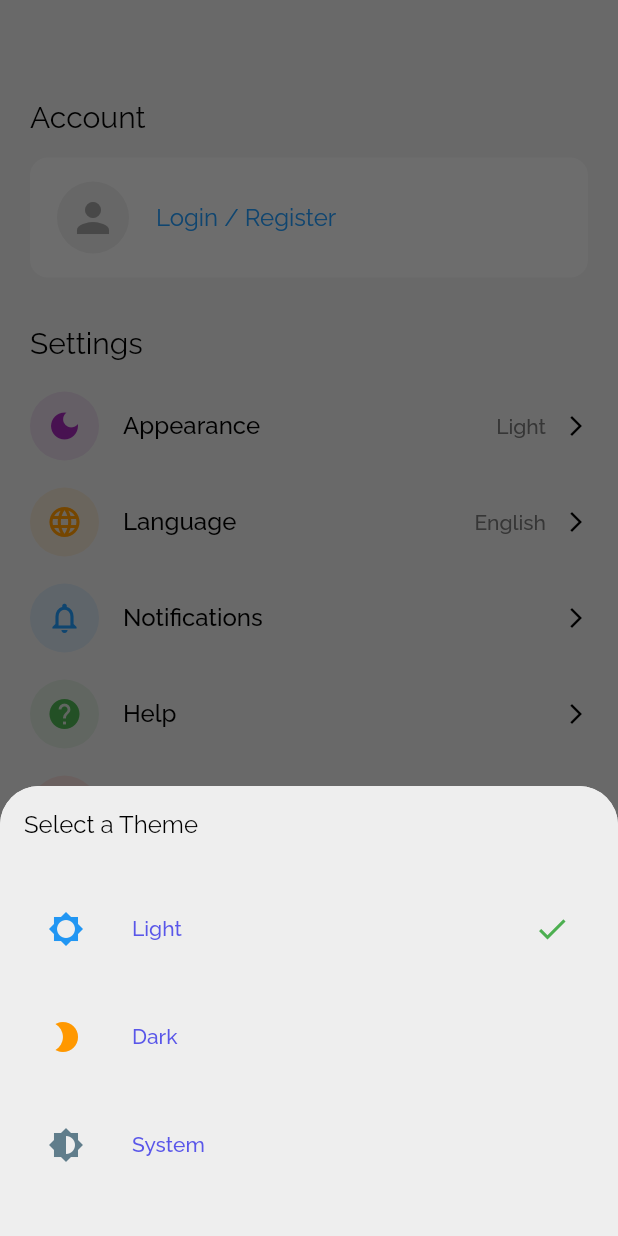
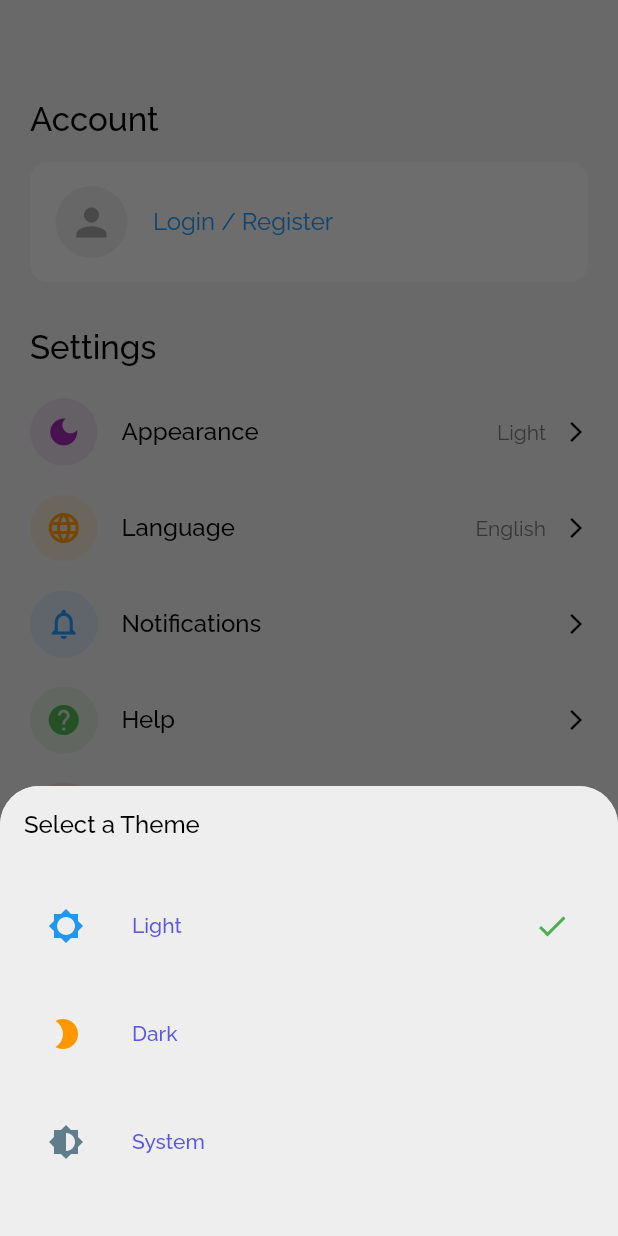
Before and after one commit to OmarWahid/-Moka-Store-, a Flutter app: the SettingsScreen screen opened directly, after a tap on "Appearance", on a phone screen of 412 x 824 dp. Run offline on Flutter 3.47's test engine with Material 2 defaults, Android fonts, the phone set to English and light mode, and no system bars; our stand-ins replace animate_do, cached_network_image, carousel_slider, cloud_firestore, dio, equatable and 14 more; missing offline and left inert: flutter_overboard; accounts and stored records are empty; project files that could hold a hidden picture were left out.

Commit message:
no hard code

```diff
--- a/lib/core/utils/values_manager.dart
+++ b/lib/core/utils/values_manager.dart
@@ -27,6 +27,7 @@ class AppPadding {
   static const double p30 = 30.0;
   static const double p35 = 35.0;
   static const double p40 = 40.0;
+  static const double p50 = 50.0;
   static const double p60 = 60.0;
 }
 
@@ -59,14 +60,20 @@ class AppSize {
   static const double s80 = 80.0;
   static const double s100 = 100.0;
   static const double s120 = 120.0;
+  static const double s130 = 130.0;
   static const double s140 = 140.0;
   static const double s150 = 150.0;
   static const double s170 = 170.0;
   static const double s200 = 200.0;
   static const double s230 = 230.0;
+  static const double s240 = 240.0;
   static const double s250 = 250.0;
   static const double s260 = 260.0;
+  static const double s300 = 300.0;
   static const double s310 = 310.0;
   static const double s400 = 400.0;
   static const double s560 = 560.0;
+
+  // int values
+  static const int i30 = 30;
 }
--- a/lib/moka/presentation/screens/carts/carts_screen.dart
+++ b/lib/moka/presentation/screens/carts/carts_screen.dart
@@ -34,7 +34,6 @@ class CartsScreen extends StatelessWidget {
             context,
             Routes.toggleRoute,
           );
-          print(': buildWhen: listener: ${state.cartState}');
         }
       },
       builder: (context, state) {
--- a/lib/moka/presentation/screens/home/category_items.dart
+++ b/lib/moka/presentation/screens/home/category_items.dart
@@ -1,5 +1,3 @@
-import 'dart:developer';
-
 import 'package:cached_network_image/cached_network_image.dart';
 import 'package:carousel_slider/carousel_slider.dart';
 import 'package:equatable/equatable.dart';
@@ -24,7 +22,7 @@ class CarouselSliderItem extends StatelessWidget {
       buildWhen: (previous, current) =>
           previous.electronicsProduct != current.electronicsProduct,
       builder: (context, state) {
-        log('build CarouselSliderItem');
+        print('build CarouselSliderItem');
         return CarouselSlider(
             items: listCategory(context).map((e) {
               return GestureDetector(
--- a/lib/moka/presentation/screens/home/product_part.dart
+++ b/lib/moka/presentation/screens/home/product_part.dart
@@ -1,5 +1,3 @@
-import 'dart:developer';
-
 import 'package:flutter/material.dart';
 import 'package:flutter_bloc/flutter_bloc.dart';
 
@@ -31,7 +29,7 @@ class ProductPart extends StatelessWidget {
           previous.currentProduct != current.currentProduct,
       builder: (context, state) {
         var bloc = MokaBloc.get(context);
-        log('Home Bloccccccccc');
+        print('Home Bloccccccccc');
 
         switch (state.currentProductState) {
           case RequestState.loading:
--- a/lib/moka/presentation/screens/search/search_screen.dart
+++ b/lib/moka/presentation/screens/search/search_screen.dart
@@ -28,19 +28,16 @@ class _SearchScreenState extends State<SearchScreen> {
   bool isLoading = true;
   String? search;
   List<dynamic> liftList = [];
-
   List<dynamic> rightList = [];
 
   @override
   void initState() {
     listSearch = [];
-
     super.initState();
   }
 
   void searchFilter(String value) {
     dynamic result;
-
     if (value.isEmpty) {
       result = [];
     } else {
--- a/lib/moka/presentation/screens/settings/settings_screen.dart
+++ b/lib/moka/presentation/screens/settings/settings_screen.dart
@@ -1,8 +1,10 @@
 import 'package:flutter/material.dart';
 import 'package:moka_store/core/utils/constants_manager.dart';
+import 'package:moka_store/core/utils/values_manager.dart';
 import 'package:moka_store/moka/presentation/controller/moka_bloc.dart';
 
 import '../../../../config/locale/app_localizations.dart';
+import '../../../../core/utils/font_manager.dart';
 
 class SettingsScreen extends StatelessWidget {
   const SettingsScreen({Key? key}) : super(key: key);
@@ -10,15 +12,13 @@ class SettingsScreen extends StatelessWidget {
   @override
   Widget build(BuildContext context) {
     final theme = Theme.of(context);
-
-    return SafeArea(
-      child: Scaffold(
+    return Scaffold(
       body: Padding(
         padding: const EdgeInsets.only(
-            top: 50,
-            left: 20,
-            right: 20,
-            bottom: 20,
+          top: AppPadding.p50,
+          left: AppPadding.p20,
+          right: AppPadding.p20,
+          bottom: AppPadding.p20,
         ),
         child: Column(
           mainAxisAlignment: MainAxisAlignment.spaceBetween,
@@ -26,20 +26,20 @@ class SettingsScreen extends StatelessWidget {
             Column(
               crossAxisAlignment: CrossAxisAlignment.start,
               children: [
-                  const SizedBox(height: 16),
+                const SizedBox(height: AppSize.s16),
                 Text(AppLocalizations.of(context)!.translate('account')!,
-                      style: theme.textTheme.headline6?.copyWith(
-                        fontWeight: FontWeight.w400,
+                    style: theme.textTheme.titleMedium?.copyWith(
+                      fontSize: AppFontSize.s22,
                       color: MokaBloc.get(context).state.isDark
                           ? Colors.white
                           : Colors.black,
                     )),
-                  const SizedBox(height: 16),
+                const SizedBox(height: AppSize.s16),
                 Container(
-                    height: 80,
-                    padding: const EdgeInsets.all(16),
+                  height: AppSize.s80,
+                  padding: const EdgeInsets.all(AppPadding.p16),
                   decoration: BoxDecoration(
-                      borderRadius: BorderRadius.circular(12),
+                    borderRadius: BorderRadius.circular(AppSize.s12),
                     color: MokaBloc.get(context).state.isDark
                         ? Colors.grey.shade700
                         : Colors.grey.shade200,
@@ -47,8 +47,8 @@ class SettingsScreen extends StatelessWidget {
                   child: Row(
                     children: [
                       Container(
-                          width: 52,
-                          height: 52,
+                        width: AppSize.s50,
+                        height: AppSize.s50,
                         decoration: BoxDecoration(
                           shape: BoxShape.circle,
                           color: MokaBloc.get(context).state.isDark
@@ -58,46 +58,45 @@ class SettingsScreen extends StatelessWidget {
                         child: Center(
                           child: Icon(
                             Icons.person,
-                              size: 32,
+                            size: AppSize.s30,
                             color: MokaBloc.get(context).state.isDark
                                 ? Colors.grey.shade300
                                 : Colors.grey.shade500, //500 when light
                           ),
                         ),
                       ),
-                        const SizedBox(width: 16),
+                      const SizedBox(width: AppSize.s16),
                       Text(
                           "${AppLocalizations.of(context)!.translate('login')!} / ${AppLocalizations.of(context)!.translate('register')!}",
-                            style: theme.textTheme.subtitle1?.copyWith(
+                          style: theme.textTheme.bodySmall?.copyWith(
                             fontWeight: FontWeight.w400,
                             color: Colors.blue,
                           )),
                     ],
                   ),
                 ),
-                  const SizedBox(height: 32),
+                const SizedBox(height: AppSize.s30),
                 Text(AppLocalizations.of(context)!.translate('settings')!,
-                      style: theme.textTheme.headline6?.copyWith(
-                        fontWeight: FontWeight.w400,
+                    style: theme.textTheme.titleMedium?.copyWith(
+                      fontSize: AppFontSize.s22,
                       color: MokaBloc.get(context).state.isDark
                           ? Colors.white
                           : Colors.black,
                     )),
-                  const SizedBox(height: 16),
+                const SizedBox(height: AppSize.s16),
                 _buildListTile(
                   context,
                   AppLocalizations.of(context)!.translate('appearance')!,
                   Icons.dark_mode,
                   MokaBloc.get(context).state.isDark
                       ? AppLocalizations.of(context)!.translate('dark_mode')!
-                        : AppLocalizations.of(context)!
-                            .translate('light_mode')!,
+                      : AppLocalizations.of(context)!.translate('light_mode')!,
                   Colors.purple,
                   theme,
                   onTab: () => _showAppearanceModal(theme, context),
                 ),
                 // }),
-                  const SizedBox(height: 8),
+                const SizedBox(height: AppSize.s8),
                 _buildListTile(
                     context,
                     AppLocalizations.of(context)!.translate('language')!,
@@ -109,7 +108,7 @@ class SettingsScreen extends StatelessWidget {
                     theme, onTab: () {
                   _showAppearanceModalLang(theme, context);
                 }),
-                  const SizedBox(height: 8),
+                const SizedBox(height: AppSize.s8),
                 _buildListTile(
                     context,
                     AppLocalizations.of(context)!.translate('notifications')!,
@@ -118,7 +117,7 @@ class SettingsScreen extends StatelessWidget {
                     Colors.blue,
                     theme,
                     onTab: () {}),
-                  const SizedBox(height: 8),
+                const SizedBox(height: AppSize.s8),
                 _buildListTile(
                     context,
                     AppLocalizations.of(context)!.translate('help')!,
@@ -127,7 +126,7 @@ class SettingsScreen extends StatelessWidget {
                     Colors.green,
                     theme,
                     onTab: () {}),
-                  const SizedBox(height: 8),
+                const SizedBox(height: AppSize.s8),
                 _buildListTile(
                     context,
                     AppLocalizations.of(context)!.translate('logout')!,
@@ -138,12 +137,12 @@ class SettingsScreen extends StatelessWidget {
                     onTab: () {}),
               ],
             ),
-              Text(
-                  "${AppLocalizations.of(context)!.translate('version')!} 1.0.0",
-                  style: theme.textTheme.bodyText2
-                      ?.copyWith(color: Colors.grey.shade500)),
+            Text("${AppLocalizations.of(context)!.translate('version')!} 1.0.0",
+                style: theme.textTheme.bodySmall?.copyWith(
+                  color: Colors.grey.shade500,
+                  fontSize: AppFontSize.s14,
+                )),
           ],
-          ),
         ),
       ),
     );
@@ -153,12 +152,12 @@ class SettingsScreen extends StatelessWidget {
       context, String title, IconData icon, String trailing, Color color, theme,
       {onTab}) {
     return ListTile(
-        contentPadding: const EdgeInsets.all(0),
+        contentPadding: const EdgeInsets.all(AppConstants.cD0),
         leading: Container(
-          width: 46,
-          height: 46,
-          decoration:
-              BoxDecoration(shape: BoxShape.circle, color: color.withAlpha(30)),
+          width: AppSize.s45,
+          height: AppSize.s45,
+          decoration: BoxDecoration(
+              shape: BoxShape.circle, color: color.withAlpha(AppSize.i30)),
           child: Center(
             child: Icon(
               icon,
@@ -168,24 +167,24 @@ class SettingsScreen extends StatelessWidget {
         ),
         title: Text(
           title,
-          style: theme.textTheme.subtitle1?.copyWith(
+          style: theme.textTheme.titleMedium?.copyWith(
             color: MokaBloc.get(context).state.isDark
                 ? Colors.white
                 : Colors.black,
           ),
         ),
         trailing: SizedBox(
-          width: 130,
+          width: AppSize.s130,
           child: Row(
             mainAxisAlignment: MainAxisAlignment.end,
             children: [
               Text(trailing,
-                  style: theme.textTheme.bodyText1
-                      ?.copyWith(color: Colors.grey.shade600)),
-              const SizedBox(width: 12),
+                  style: theme.textTheme.bodySmall?.copyWith(
+                      color: Colors.grey.shade600, fontSize: AppFontSize.s14)),
+              const SizedBox(width: AppSize.s12),
               Icon(
                 Icons.arrow_forward_ios,
-                size: 16,
+                size: AppSize.s16,
                 color: MokaBloc.get(context).state.isDark
                     ? Colors.white
                     : Colors.black,
@@ -201,18 +200,19 @@ class SettingsScreen extends StatelessWidget {
     showModalBottomSheet(
         context: context,
         shape: const RoundedRectangleBorder(
-            borderRadius: BorderRadius.vertical(top: Radius.circular(26))),
+            borderRadius:
+                BorderRadius.vertical(top: Radius.circular(AppSize.s26))),
         builder: (context) {
           return Container(
-            padding: const EdgeInsets.all(16),
-            height: 300,
+            padding: const EdgeInsets.all(AppPadding.p16),
+            height: AppSize.s300,
             decoration: BoxDecoration(
                 color: MokaBloc.get(context).state.isDark
                     ? Colors.grey.shade900
                     : Colors.grey.shade200,
                 borderRadius: const BorderRadius.only(
-                  topLeft: Radius.circular(26),
-                  topRight: Radius.circular(26),
+                  topLeft: Radius.circular(AppSize.s26),
+                  topRight: Radius.circular(AppSize.s26),
                 )),
             child: Column(
               mainAxisSize: MainAxisSize.min,
@@ -220,14 +220,13 @@ class SettingsScreen extends StatelessWidget {
               children: [
                 Text(
                   AppLocalizations.of(context)!.translate('select_theme')!,
-                  style: theme.textTheme.subtitle1!.copyWith(
-                    fontWeight: FontWeight.w400,
+                  style: theme.textTheme.titleMedium!.copyWith(
                     color: MokaBloc.get(context).state.isDark
                         ? Colors.white
                         : Colors.black,
                   ),
                 ),
-                const SizedBox(height: 32),
+                const SizedBox(height: AppSize.s30),
                 ListTile(
                   leading: const Icon(
                     Icons.brightness_5,
@@ -235,10 +234,9 @@ class SettingsScreen extends StatelessWidget {
                   ),
                   title: Text(
                       AppLocalizations.of(context)!.translate('light_mode')!,
-                      style: theme.textTheme.bodyText1),
+                      style: theme.textTheme.bodyLarge),
                   onTap: () {
                     MokaBloc.get(context).add(changeModeEvent(false));
-
                     Navigator.pop(context);
                   },
                   trailing: Icon(
@@ -246,7 +244,7 @@ class SettingsScreen extends StatelessWidget {
                     color: current == false ? Colors.green : Colors.transparent,
                   ),
                 ),
-                const SizedBox(height: 16),
+                const SizedBox(height: AppSize.s16),
                 ListTile(
                   leading: const Icon(
                     Icons.brightness_2,
@@ -254,7 +252,7 @@ class SettingsScreen extends StatelessWidget {
                   ),
                   title: Text(
                       AppLocalizations.of(context)!.translate('dark_mode')!,
-                      style: theme.textTheme.bodyText1),
+                      style: theme.textTheme.bodyLarge),
                   onTap: () {
                     MokaBloc.get(context).add(changeModeEvent(true));
                     Navigator.pop(context);
@@ -264,7 +262,7 @@ class SettingsScreen extends StatelessWidget {
                     color: current == true ? Colors.green : Colors.transparent,
                   ),
                 ),
-                const SizedBox(height: 16),
+                const SizedBox(height: AppSize.s16),
                 ListTile(
                   leading: const Icon(
                     Icons.brightness_6,
@@ -272,7 +270,7 @@ class SettingsScreen extends StatelessWidget {
                   ),
                   title: Text(
                       AppLocalizations.of(context)!.translate('system_mode')!,
-                      style: theme.textTheme.bodyText1),
+                      style: theme.textTheme.bodyLarge),
                   onTap: () {
                     Navigator.pop(context);
                   },
@@ -287,18 +285,19 @@ class SettingsScreen extends StatelessWidget {
     showModalBottomSheet(
         context: context,
         shape: const RoundedRectangleBorder(
-            borderRadius: BorderRadius.vertical(top: Radius.circular(26))),
+            borderRadius:
+                BorderRadius.vertical(top: Radius.circular(AppSize.s26))),
         builder: (context) {
           return Container(
-            padding: const EdgeInsets.all(16),
-            height: 240,
+            padding: const EdgeInsets.all(AppPadding.p16),
+            height: AppSize.s240,
             decoration: BoxDecoration(
                 color: MokaBloc.get(context).state.isDark
                     ? Colors.grey.shade900
                     : Colors.grey.shade200,
                 borderRadius: const BorderRadius.only(
-                  topLeft: Radius.circular(26),
-                  topRight: Radius.circular(26),
+                  topLeft: Radius.circular(AppSize.s26),
+                  topRight: Radius.circular(AppSize.s26),
                 )),
             child: Column(
               mainAxisSize: MainAxisSize.min,
@@ -306,14 +305,13 @@ class SettingsScreen extends StatelessWidget {
               children: [
                 Text(
                   AppLocalizations.of(context)!.translate('select_language')!,
-                  style: theme.textTheme.subtitle1!.copyWith(
-                    fontWeight: FontWeight.w400,
+                  style: theme.textTheme.titleMedium!.copyWith(
                     color: MokaBloc.get(context).state.isDark
                         ? Colors.white
                         : Colors.black,
                   ),
                 ),
-                const SizedBox(height: 32),
+                const SizedBox(height: AppSize.s30),
                 ListTile(
                   leading: const Icon(
                     Icons.translate,
@@ -321,7 +319,7 @@ class SettingsScreen extends StatelessWidget {
                   ),
                   title: Text(
                       AppLocalizations.of(context)!.translate('english')!,
-                      style: theme.textTheme.bodyText1),
+                      style: theme.textTheme.bodyLarge),
                   onTap: () {
                     if (!AppLocalizations.of(context)!.isEnLocale) {
                       MokaBloc.get(context)
@@ -336,7 +334,7 @@ class SettingsScreen extends StatelessWidget {
                         : Colors.transparent,
                   ),
                 ),
-                const SizedBox(height: 16),
+                const SizedBox(height: AppSize.s16),
                 ListTile(
                   leading: const Icon(
                     Icons.g_translate,
@@ -344,7 +342,7 @@ class SettingsScreen extends StatelessWidget {
                   ),
                   title: Text(
                       AppLocalizations.of(context)!.translate('arabic')!,
-                      style: theme.textTheme.bodyText1),
+                      style: theme.textTheme.bodyLarge),
                   onTap: () {
                     if (AppLocalizations.of(context)!.isEnLocale) {
                       MokaBloc.get(context)
```
Lines whose indentation alone changed are shown as unchanged.
